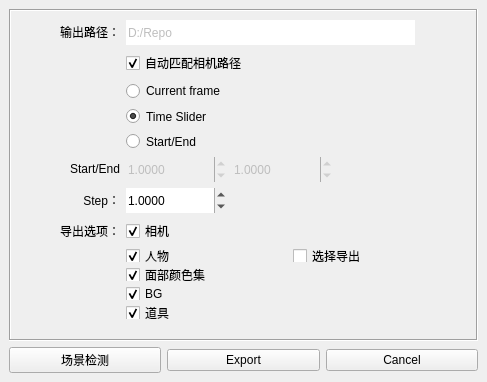
Before: the Qt Designer form core/abcIO/Abc.ui in rupengfei/TD_code, drawn with Qt 5.
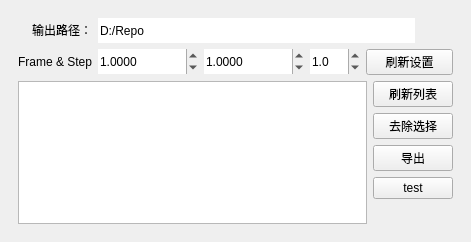
After: the same form once the commit is applied. Icons and pictures are not drawn.

What changed in the file:
```diff
--- a/core/abcIO/Abc.ui
+++ b/core/abcIO/Abc.ui
@@ -6,46 +6,169 @@
    <rect>
     <x>0</x>
     <y>0</y>
-    <width>487</width>
-    <height>382</height>
+    <width>471</width>
+    <height>242</height>
    </rect>
   </property>
-  <property name="minimumSize">
-   <size>
-    <width>25</width>
-    <height>25</height>
-   </size>
-  </property>
   <property name="windowTitle">
-   <string>ABC IO</string>
+   <string>MainWindow</string>
+  </property>
+  <property name="styleSheet">
+   <string notr="true"/>
   </property>
   <widget class="QWidget" name="centralwidget">
-   <layout class="QVBoxLayout" name="verticalLayout_3">
-    <item>
-     <widget class="QScrollArea" name="scrollArea_all">
-      <property name="enabled">
-       <bool>true</bool>
-      </property>
-      <property name="minimumSize">
-       <size>
-        <width>1</width>
-        <height>1</height>
-       </size>
-      </property>
+   <layout class="QGridLayout" name="gridLayout_2">
+    <item row="0" column="0">
+     <widget class="QScrollArea" name="scrollArea">
       <property name="frameShape">
-       <enum>QFrame::Box</enum>
+       <enum>QFrame::NoFrame</enum>
+      </property>
+      <property name="widgetResizable">
+       <bool>true</bool>
       </property>
       <widget class="QWidget" name="scrollAreaWidgetContents">
        <property name="geometry">
         <rect>
          <x>0</x>
          <y>0</y>
-         <width>451</width>
-         <height>317</height>
+         <width>453</width>
+         <height>224</height>
         </rect>
        </property>
+       <layout class="QGridLayout" name="gridLayout_4">
+        <item row="0" column="0">
        <layout class="QGridLayout" name="gridLayout">
-        <item row="3" column="1">
+          <item row="1" column="1">
+           <layout class="QHBoxLayout" name="horizontalLayout_3">
+            <property name="topMargin">
+             <number>0</number>
+            </property>
+            <item>
+             <widget class="QDoubleSpinBox" name="float_start">
+              <property name="enabled">
+               <bool>true</bool>
+              </property>
+              <property name="minimumSize">
+               <size>
+                <width>100</width>
+                <height>25</height>
+               </size>
+              </property>
+              <property name="maximumSize">
+               <size>
+                <width>100</width>
+                <height>25</height>
+               </size>
+              </property>
+              <property name="frame">
+               <bool>false</bool>
+              </property>
+              <property name="decimals">
+               <number>4</number>
+              </property>
+              <property name="minimum">
+               <double>-10000.000000000000000</double>
+              </property>
+              <property name="maximum">
+               <double>10000.000000000000000</double>
+              </property>
+              <property name="value">
+               <double>1.000000000000000</double>
+              </property>
+             </widget>
+            </item>
+            <item>
+             <widget class="QDoubleSpinBox" name="float_end">
+              <property name="enabled">
+               <bool>true</bool>
+              </property>
+              <property name="minimumSize">
+               <size>
+                <width>100</width>
+                <height>25</height>
+               </size>
+              </property>
+              <property name="maximumSize">
+               <size>
+                <width>100</width>
+                <height>25</height>
+               </size>
+              </property>
+              <property name="frame">
+               <bool>false</bool>
+              </property>
+              <property name="decimals">
+               <number>4</number>
+              </property>
+              <property name="minimum">
+               <double>-10000.000000000000000</double>
+              </property>
+              <property name="maximum">
+               <double>10000.000000000000000</double>
+              </property>
+              <property name="value">
+               <double>1.000000000000000</double>
+              </property>
+             </widget>
+            </item>
+            <item>
+             <widget class="QDoubleSpinBox" name="float_step">
+              <property name="minimumSize">
+               <size>
+                <width>50</width>
+                <height>25</height>
+               </size>
+              </property>
+              <property name="maximumSize">
+               <size>
+                <width>50</width>
+                <height>25</height>
+               </size>
+              </property>
+              <property name="frame">
+               <bool>false</bool>
+              </property>
+              <property name="decimals">
+               <number>1</number>
+              </property>
+              <property name="minimum">
+               <double>0.000000000000000</double>
+              </property>
+              <property name="maximum">
+               <double>10.000000000000000</double>
+              </property>
+              <property name="singleStep">
+               <double>0.100000000000000</double>
+              </property>
+              <property name="value">
+               <double>1.000000000000000</double>
+              </property>
+             </widget>
+            </item>
+            <item>
+             <widget class="QPushButton" name="btn_refresh_setting">
+              <property name="text">
+               <string>刷新设置</string>
+              </property>
+             </widget>
+            </item>
+           </layout>
+          </item>
+          <item row="0" column="0">
+           <widget class="QLabel" name="label_1">
+            <property name="text">
+             <string>&lt;html&gt;&lt;head/&gt;&lt;body&gt;&lt;p align=&quot;right&quot;&gt;输出路径：&lt;/p&gt;&lt;/body&gt;&lt;/html&gt;</string>
+            </property>
+           </widget>
+          </item>
+          <item row="1" column="0">
+           <widget class="QLabel" name="label_2">
+            <property name="text">
+             <string>&lt;html&gt;&lt;head/&gt;&lt;body&gt;&lt;p align=&quot;right&quot;&gt;Frame &amp;amp; Step&lt;/p&gt;&lt;/body&gt;&lt;/html&gt;</string>
+            </property>
+           </widget>
+          </item>
+          <item row="0" column="1">
          <layout class="QHBoxLayout" name="horizontalLayout_2">
           <property name="topMargin">
            <number>0</number>
@@ -53,11 +176,11 @@
           <item>
            <widget class="QLineEdit" name="lin_export_path">
             <property name="enabled">
-             <bool>false</bool>
+               <bool>true</bool>
             </property>
             <property name="minimumSize">
              <size>
-              <width>0</width>
+                <width>304</width>
               <height>25</height>
              </size>
             </property>
@@ -78,12 +201,12 @@
           <item>
            <widget class="QPushButton" name="btn_sel_path">
             <property name="enabled">
-             <bool>false</bool>
+               <bool>true</bool>
             </property>
             <property name="minimumSize">
              <size>
-              <width>1</width>
-              <height>1</height>
+                <width>28</width>
+                <height>24</height>
              </size>
             </property>
             <property name="styleSheet">
@@ -106,314 +229,84 @@
           </item>
          </layout>
         </item>
-        <item row="11" column="0">
-         <widget class="QLabel" name="label_2">
-          <property name="text">
-           <string>&lt;html&gt;&lt;head/&gt;&lt;body&gt;&lt;p align=&quot;right&quot;&gt;导出选项：&lt;/p&gt;&lt;/body&gt;&lt;/html&gt;</string>
-          </property>
-         </widget>
-        </item>
-        <item row="7" column="1">
-         <layout class="QVBoxLayout" name="verticalLayout_2">
-          <item>
-           <widget class="QRadioButton" name="radio_cf">
-            <property name="text">
-             <string>Current frame</string>
-            </property>
-           </widget>
-          </item>
-          <item>
-           <widget class="QRadioButton" name="radio_ts">
-            <property name="text">
-             <string>Time Slider</string>
-            </property>
-            <property name="checked">
-             <bool>true</bool>
-            </property>
-           </widget>
-          </item>
-          <item>
-           <widget class="QRadioButton" name="radio_se">
-            <property name="text">
-             <string>Start/End</string>
-            </property>
-           </widget>
-          </item>
          </layout>
         </item>
-        <item row="8" column="0">
-         <widget class="QLabel" name="label_3">
-          <property name="text">
-           <string>&lt;html&gt;&lt;head/&gt;&lt;body&gt;&lt;p align=&quot;right&quot;&gt;Start/End&lt;/p&gt;&lt;/body&gt;&lt;/html&gt;</string>
-          </property>
-         </widget>
-        </item>
-        <item row="4" column="1">
-         <widget class="QCheckBox" name="check_vis_path">
-          <property name="text">
-           <string>自动匹配相机路径</string>
-          </property>
-          <property name="checked">
-           <bool>true</bool>
-          </property>
-         </widget>
-        </item>
-        <item row="8" column="1">
-         <layout class="QHBoxLayout" name="horizontalLayout_3">
-          <property name="topMargin">
-           <number>0</number>
-          </property>
-          <item>
-           <widget class="QDoubleSpinBox" name="float_start">
-            <property name="enabled">
-             <bool>false</bool>
-            </property>
+        <item row="1" column="0">
+         <layout class="QGridLayout" name="gridLayout_3">
+          <item row="0" column="0">
+           <widget class="QListView" name="list_view">
             <property name="minimumSize">
              <size>
-              <width>100</width>
-              <height>25</height>
+              <width>343</width>
+              <height>0</height>
              </size>
             </property>
-            <property name="maximumSize">
-             <size>
-              <width>100</width>
-              <height>25</height>
-             </size>
-            </property>
-            <property name="frame">
-             <bool>false</bool>
-            </property>
-            <property name="decimals">
-             <number>4</number>
-            </property>
-            <property name="minimum">
-             <double>-10000.000000000000000</double>
-            </property>
-            <property name="maximum">
-             <double>10000.000000000000000</double>
-            </property>
-            <property name="value">
-             <double>1.000000000000000</double>
-            </property>
            </widget>
           </item>
+          <item row="0" column="1">
+           <layout class="QVBoxLayout" name="verticalLayout">
           <item>
-           <widget class="QDoubleSpinBox" name="float_end">
-            <property name="enabled">
-             <bool>false</bool>
-            </property>
+             <widget class="QPushButton" name="btn_refresh_list">
             <property name="minimumSize">
              <size>
-              <width>100</width>
-              <height>25</height>
-             </size>
-            </property>
-            <property name="maximumSize">
-             <size>
-              <width>100</width>
-              <height>25</height>
-             </size>
-            </property>
-            <property name="frame">
-             <bool>false</bool>
-            </property>
-            <property name="decimals">
-             <number>4</number>
-            </property>
-            <property name="minimum">
-             <double>-10000.000000000000000</double>
-            </property>
-            <property name="maximum">
-             <double>10000.000000000000000</double>
-            </property>
-            <property name="value">
-             <double>1.000000000000000</double>
-            </property>
+                <width>80</width>
+                <height>0</height>
+               </size>
+              </property>
+              <property name="text">
+               <string>刷新列表</string>
+              </property>
            </widget>
           </item>
           <item>
-           <spacer name="horizontalSpacer">
-            <property name="orientation">
-             <enum>Qt::Horizontal</enum>
-            </property>
-            <property name="sizeHint" stdset="0">
-             <size>
-              <width>40</width>
-              <height>20</height>
-             </size>
-            </property>
-           </spacer>
-          </item>
-         </layout>
-        </item>
-        <item row="9" column="1">
-         <widget class="QDoubleSpinBox" name="float_step">
-          <property name="minimumSize">
-           <size>
-            <width>100</width>
-            <height>25</height>
-           </size>
-          </property>
-          <property name="maximumSize">
-           <size>
-            <width>100</width>
-            <height>25</height>
-           </size>
-          </property>
-          <property name="frame">
-           <bool>false</bool>
-          </property>
-          <property name="decimals">
-           <number>4</number>
-          </property>
-          <property name="minimum">
-           <double>0.000000000000000</double>
-          </property>
-          <property name="maximum">
-           <double>10.000000000000000</double>
-          </property>
-          <property name="singleStep">
-           <double>0.100000000000000</double>
-          </property>
-          <property name="value">
-           <double>1.000000000000000</double>
-          </property>
-         </widget>
-        </item>
-        <item row="3" column="0">
-         <widget class="QLabel" name="label">
-          <property name="minimumSize">
-           <size>
-            <width>100</width>
-            <height>0</height>
-           </size>
-          </property>
+             <widget class="QPushButton" name="btn_del_sel">
+              <property name="text">
+               <string>去除选择</string>
+              </property>
+             </widget>
+            </item>
+            <item>
+             <widget class="QPushButton" name="btn_export">
+              <property name="text">
+               <string>导出</string>
+              </property>
+             </widget>
+            </item>
+            <item>
+             <widget class="QPushButton" name="btn_test">
           <property name="text">
-           <string>&lt;html&gt;&lt;head/&gt;&lt;body&gt;&lt;p align=&quot;right&quot;&gt;输出路径：&lt;/p&gt;&lt;/body&gt;&lt;/html&gt;</string>
+               <string>test</string>
           </property>
          </widget>
         </item>
-        <item row="15" column="1">
+            <item>
          <spacer name="verticalSpacer">
           <property name="orientation">
            <enum>Qt::Vertical</enum>
           </property>
           <property name="sizeHint" stdset="0">
            <size>
-            <width>0</width>
-            <height>1000</height>
+                <width>20</width>
+                <height>40</height>
            </size>
           </property>
          </spacer>
         </item>
-        <item row="11" column="1">
-         <widget class="QCheckBox" name="check_cam">
-          <property name="whatsThis">
-           <string>&lt;html&gt;&lt;head/&gt;&lt;body&gt;&lt;p&gt;导出相机是 FBX 格式&lt;/p&gt;&lt;/body&gt;&lt;/html&gt;</string>
-          </property>
-          <property name="text">
-           <string>相机</string>
-          </property>
-          <property name="checked">
-           <bool>true</bool>
-          </property>
-         </widget>
-        </item>
-        <item row="9" column="0">
-         <widget class="QLabel" name="label_4">
-          <property name="text">
-           <string>&lt;html&gt;&lt;head/&gt;&lt;body&gt;&lt;p align=&quot;right&quot;&gt;Step：&lt;/p&gt;&lt;/body&gt;&lt;/html&gt;</string>
-          </property>
-         </widget>
-        </item>
-        <item row="12" column="1">
-         <layout class="QGridLayout" name="gridLayout_2">
-          <item row="1" column="0">
-           <widget class="QCheckBox" name="check_body">
-            <property name="text">
-             <string>人物</string>
-            </property>
-            <property name="checked">
-             <bool>true</bool>
-            </property>
-           </widget>
-          </item>
-          <item row="4" column="0">
-           <widget class="QCheckBox" name="check_prop">
-            <property name="text">
-             <string>道具</string>
-            </property>
-            <property name="checked">
-             <bool>true</bool>
-            </property>
-           </widget>
-          </item>
-          <item row="3" column="0">
-           <widget class="QCheckBox" name="check_BG">
-            <property name="text">
-             <string>BG</string>
-            </property>
-            <property name="checked">
-             <bool>true</bool>
-            </property>
-           </widget>
-          </item>
-          <item row="2" column="0">
-           <widget class="QCheckBox" name="check_color_set">
-            <property name="text">
-             <string>面部颜色集</string>
-            </property>
-            <property name="checked">
-             <bool>true</bool>
-            </property>
-           </widget>
-          </item>
-          <item row="1" column="1">
-           <widget class="QCheckBox" name="check_export_sel">
-            <property name="enabled">
-             <bool>true</bool>
-            </property>
-            <property name="text">
-             <string>选择导出</string>
-            </property>
-            <property name="checked">
-             <bool>false</bool>
-            </property>
-           </widget>
-          </item>
+           </layout>
+          </item>
          </layout>
         </item>
        </layout>
       </widget>
      </widget>
     </item>
-    <item>
-     <layout class="QHBoxLayout" name="horizontalLayout">
-      <item>
-       <widget class="QPushButton" name="btn_cjjc">
-        <property name="text">
-         <string>场景检测</string>
-        </property>
-       </widget>
-      </item>
-      <item>
-       <widget class="QPushButton" name="btn_export">
+   </layout>
+  </widget>
+  <action name="actionRest">
         <property name="text">
-         <string>Export</string>
-        </property>
-       </widget>
-      </item>
-      <item>
-       <widget class="QPushButton" name="btn_cancel">
-        <property name="text">
-         <string>Cancel</string>
-        </property>
-       </widget>
-      </item>
-     </layout>
-    </item>
-   </layout>
-  </widget>
+    <string>Reset Settings</string>
+   </property>
+  </action>
  </widget>
  <resources/>
  <connections>
```
Left out of the diff: 163 changed lines with no effect on the pictures. Lines whose indentation alone changed are shown as unchanged.
